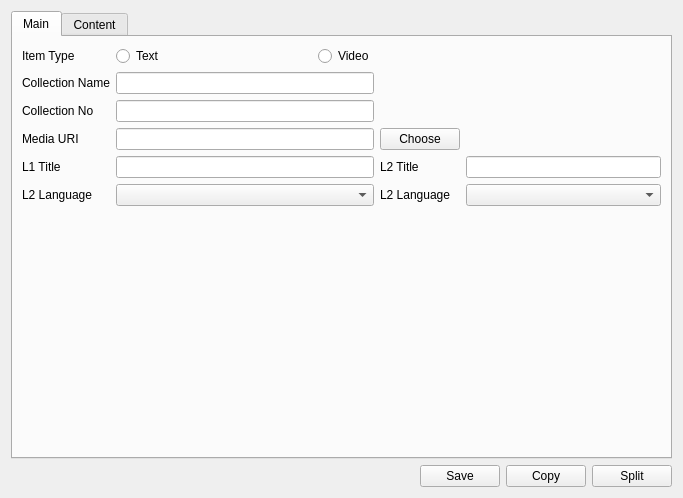
The window that qtdesigner/itemdialog.ui (t123/ReadingTool.Python) describes before a commit, drawn with Qt 5.
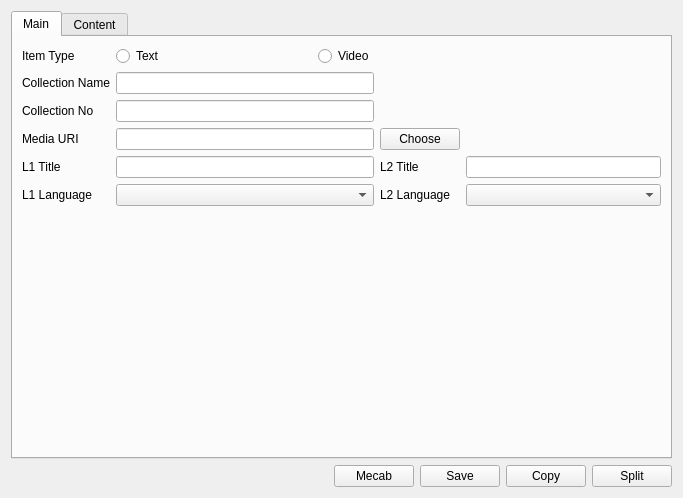
The same window after the commit. Custom widgets are drawn as their Qt base class.

```diff
--- a/qtdesigner/itemdialog.ui
+++ b/qtdesigner/itemdialog.ui
@@ -124,7 +124,7 @@
            <item row="5" column="0">
             <widget class="QLabel" name="label_8">
              <property name="text">
-              <string>L2 Language</string>
+              <string>L1 Language</string>
              </property>
             </widget>
            </item>
@@ -243,6 +243,13 @@
        </property>
       </spacer>
      </item>
+     <item>
+      <widget class="QPushButton" name="pbMecab">
+       <property name="text">
+        <string>Mecab</string>
+       </property>
+      </widget>
+     </item>
      <item>
       <widget class="QPushButton" name="pbSave">
        <property name="text">
```
